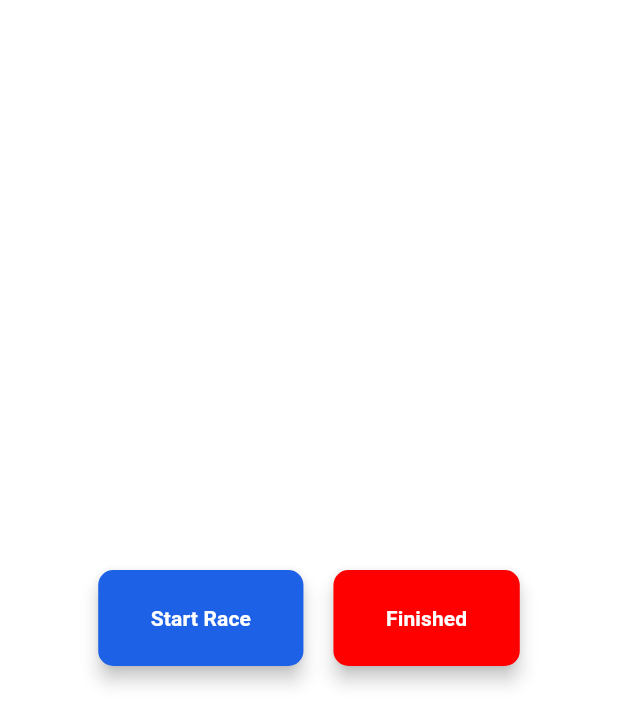
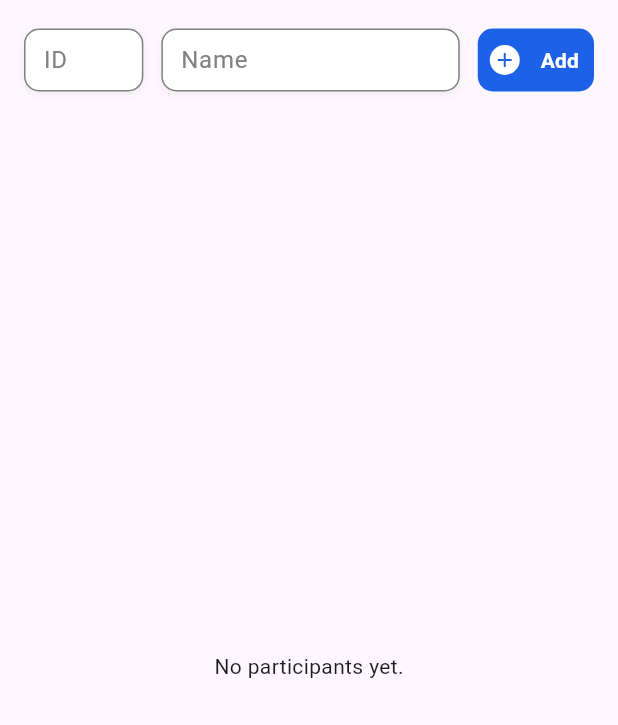
Before and after one commit to Badboyzzzzzzzzzz/Race-Tracking-App, a Flutter app: the screen it shows after launch, on a phone screen of 412 x 824 dp. Shown: the top 725 px of the screen. Run offline on Flutter 3.47's test engine with Material 3 defaults, Android fonts, the phone set to English and light mode, and no system bars; our stand-ins replace firebase_core; accounts and stored records are empty.

Commit message:
Inputfield & ParticipantCard

```diff
--- a/lib/main.dart
+++ b/lib/main.dart
@@ -19,14 +19,38 @@
 //   }
 // }
 
-import 'package:firebase_core/firebase_core.dart';
+// import 'package:firebase_core/firebase_core.dart';
+// import 'package:flutter/material.dart';
+// import 'package:race_tracker/firebase_options.dart';
+// import 'package:race_tracker/ui/screen/time_tracker_screen/time_tracker_screan.dart';
+
+// Future<void> main() async {
+//   WidgetsFlutterBinding.ensureInitialized();
+//   await Firebase.initializeApp(options: DefaultFirebaseOptions.currentPlatform);
+//   runApp(const MyApp());
+// }
+
+// class MyApp extends StatelessWidget {
+//   const MyApp({super.key});
+
+//   @override
+//   Widget build(BuildContext context) {
+//     return MaterialApp(
+//       debugShowCheckedModeBanner: false,
+//       title: 'Race Tracker',
+//       theme: ThemeData(
+//         useMaterial3: true,
+//       ),
+//       home: const TimeTrackerScreen(),
+//     );
+//   }
+// }
+
+// lib/main.dart
 import 'package:flutter/material.dart';
-import 'package:race_tracker/firebase_options.dart';
-import 'package:race_tracker/ui/screen/time_tracker_screen/time_tracker_screan.dart';
+import 'package:race_tracker/ui/screen/participant_management/home_page.dart';
 
-Future<void> main() async {
-  WidgetsFlutterBinding.ensureInitialized();
-  await Firebase.initializeApp(options: DefaultFirebaseOptions.currentPlatform);
+void main() {
   runApp(const MyApp());
 }
 
@@ -36,12 +60,13 @@ class MyApp extends StatelessWidget {
   @override
   Widget build(BuildContext context) {
     return MaterialApp(
+      title: 'Participant Manager',
       debugShowCheckedModeBanner: false,
-      title: 'Race Tracker',
       theme: ThemeData(
+        primarySwatch: Colors.blue,
         useMaterial3: true,
       ),
-      home: const TimeTrackerScreen(),
+      home: const ParticipantManagementScreen(),
     );
   }
 }
--- a/lib/ui/screen/participant_management/home_page.dart
+++ b/lib/ui/screen/participant_management/home_page.dart
@@ -0,0 +1,104 @@
+import 'package:flutter/material.dart';
+import '../../widget/participant_card.dart';
+import '../../widget/input_field.dart';
+import '../../widget/add_participants_button.dart';
+
+class ParticipantManagementScreen extends StatefulWidget {
+  const ParticipantManagementScreen({super.key});
+
+  @override
+  _ParticipantManagementScreenState createState() =>
+      _ParticipantManagementScreenState();
+}
+
+class _ParticipantManagementScreenState
+    extends State<ParticipantManagementScreen> {
+  final TextEditingController _idController   = TextEditingController();
+  final TextEditingController _nameController = TextEditingController();
+  final List<Map<String, String>> _participants = [];
+
+  @override
+  void dispose() {
+    _idController.dispose();
+    _nameController.dispose();
+    super.dispose();
+  }
+
+  void _addParticipant() {
+    final id   = _idController.text.trim();
+    final name = _nameController.text.trim();
+    if (id.isEmpty || name.isEmpty) return;
+
+    setState(() {
+      _participants.add({'id': id, 'name': name});
+      _idController.clear();
+      _nameController.clear();
+    });
+  }
+
+  void _removeParticipant(String id) {
+    setState(() {
+      _participants.removeWhere((p) => p['id'] == id);
+    });
+  }
+
+  @override
+  Widget build(BuildContext context) {
+    return Scaffold(
+      body: Padding(
+        padding: const EdgeInsets.all(16),
+        child: Column(
+          crossAxisAlignment: CrossAxisAlignment.stretch,
+          children: [
+            // Add row always visible
+            Row(
+              children: [
+                Expanded(
+                  flex: 2,
+                  child: InputField(
+                    controller: _idController,
+                    hintText: 'ID',
+                    showBorder: true,
+                  ),
+                ),
+                const SizedBox(width: 12),
+                Expanded(
+                  flex: 5,
+                  child: InputField(
+                    controller: _nameController,
+                    hintText: 'Name',
+                    showBorder: true,
+                  ),
+                ),
+                const SizedBox(width: 12),
+                AddParticipantsButton(
+                  label: 'Add',
+                  onPressed: _addParticipant,
+                ),
+              ],
+            ),
+            const SizedBox(height: 16),
+            // Scrollable list of ParticipantCards
+            Expanded(
+              child: _participants.isEmpty
+                  ? const Center(child: Text('No participants yet.'))
+                  : ListView.separated(
+                      itemCount: _participants.length,
+                      separatorBuilder: (_, __) =>
+                          const SizedBox(height: 12),
+                      itemBuilder: (context, index) {
+                        final p = _participants[index];
+                        return ParticipantCard(
+                          id: p['id']!,
+                          name: p['name']!,
+                          onDelete: () => _removeParticipant(p['id']!),
+                        );
+                      },
+                    ),
+            ),
+          ],
+        ),
+      ),
+    );
+  }
+}
--- /dev/null
+++ b/lib/ui/widget/add_participants_button.dart
@@ -0,0 +1,63 @@
+import 'package:flutter/material.dart';
+import 'package:race_tracker/theme/theme.dart';
+
+class AddParticipantsButton extends StatelessWidget {
+  final String label;
+  final VoidCallback onPressed;
+
+  const AddParticipantsButton({
+    super.key,
+    required this.label,
+    required this.onPressed,
+  });
+
+  @override
+  Widget build(BuildContext context) {
+    return ElevatedButton(
+      onPressed: onPressed,
+      style: ElevatedButton.styleFrom(
+        backgroundColor: TrackerTheme.primary,
+        elevation: 0,
+        minimumSize: const Size(68, 42),
+        padding: EdgeInsets.zero,
+        shape: RoundedRectangleBorder(
+          borderRadius: BorderRadius.circular(10),
+        ),
+      ),
+      child: Row(
+        mainAxisSize: MainAxisSize.min,
+        children: [
+          // add left margin here
+          Container(
+            margin: const EdgeInsets.only(left: 8),
+            padding: const EdgeInsets.all(2),
+            decoration: BoxDecoration(
+              color: Colors.white,
+              borderRadius: BorderRadius.circular(10),
+            ),
+            child: Icon(
+              Icons.add,
+              size: 16,
+              color: TrackerTheme.primary,
+            ),
+          ),
+
+          const SizedBox(width: 4),
+
+          // Label Add
+          Padding(
+            padding: const EdgeInsets.symmetric(vertical: 6, horizontal: 10),
+            child: Text(
+              label,
+              style: TextStyle(
+                color: TrackerTheme.white,
+                fontSize: 14,
+                fontWeight: FontWeight.w600,
+              ),
+            ),
+          ),
+        ],
+      ),
+    );
+  }
+}
--- a/lib/ui/widget/input_field.dart
+++ b/lib/ui/widget/input_field.dart
@@ -0,0 +1,49 @@
+// lib/ui/widget/input_field.dart
+import 'package:flutter/material.dart';
+import 'package:race_tracker/theme/theme.dart';
+
+class InputField extends StatelessWidget {
+  final TextEditingController controller;
+  final String hintText;
+  final bool showBorder;
+
+  const InputField({
+    super.key,
+    required this.controller,
+    required this.hintText,
+    this.showBorder = true,
+  });
+
+  @override
+  Widget build(BuildContext context) {
+    return Container(
+      // Card styling
+      padding: const EdgeInsets.symmetric(horizontal: 12, vertical: 8),
+      decoration: BoxDecoration(
+        color: TrackerTheme.white,
+        borderRadius: BorderRadius.circular(10),
+        boxShadow: [
+          BoxShadow(
+            color: TrackerTheme.black.withOpacity(0.05),
+            blurRadius: 4,
+            offset: const Offset(0, 2),
+          ),
+        ],
+        border: showBorder
+            ? Border.all(color: TrackerTheme.grey, width: 1)
+            : null,
+      ),
+      // The actual TextField
+      child: TextField(
+        controller: controller,
+        decoration: InputDecoration(
+          hintText: hintText,
+          hintStyle: TextStyle(color: TrackerTheme.grey),
+          isDense: true,
+          border: InputBorder.none,
+          contentPadding: EdgeInsets.zero,
+        ),
+      ),
+    );
+  }
+}
```
Also changed, not shown: lib/ui/widget/participant_card.dart (+70 -0 lines).
